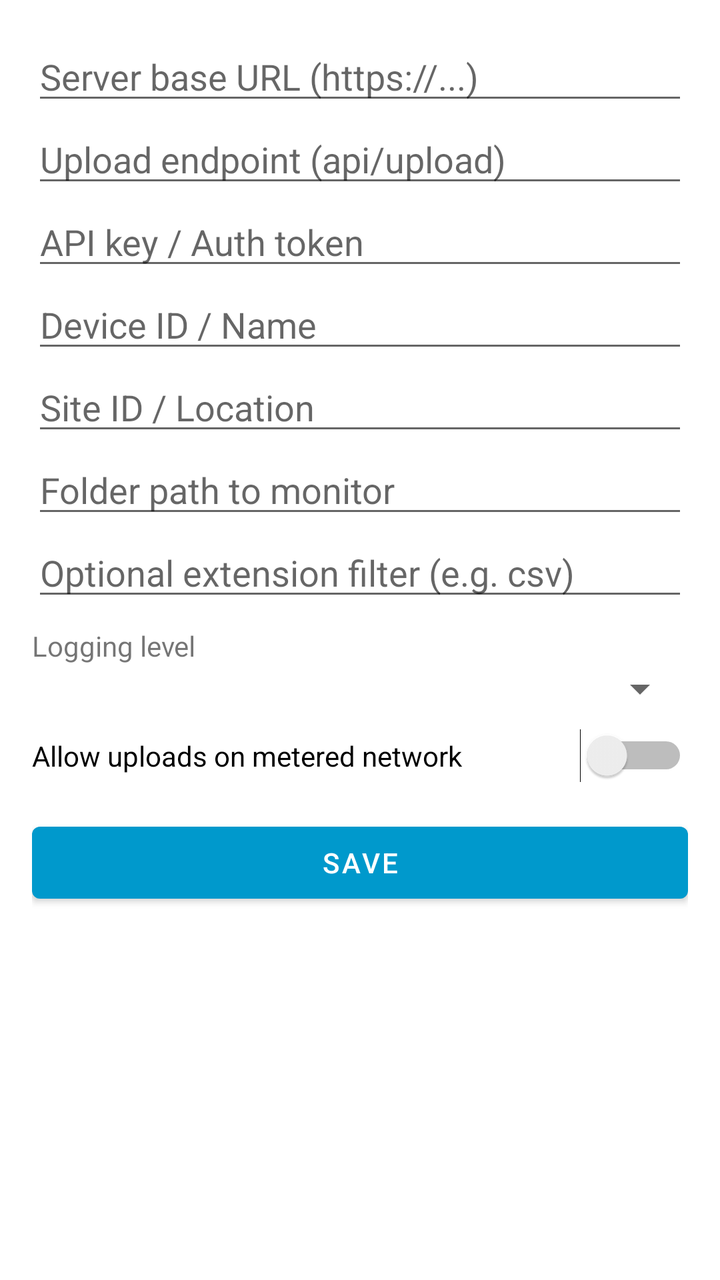
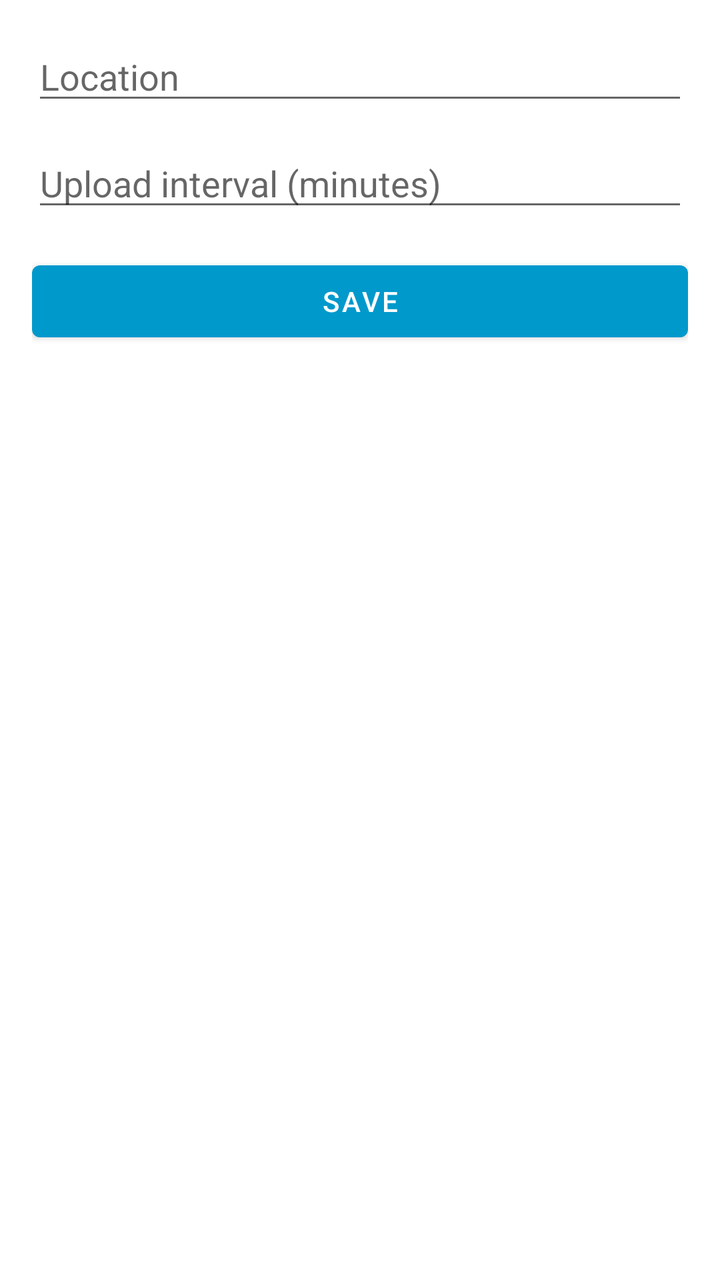

Compare the two renders of this Android layout. The source of the first and the diff that turns it into the second are given below.
<!-- AndroidManifest.xml: application theme Theme.ChicMobile -->
<!-- res/layout/activity_settings.xml -->
<?xml version="1.0" encoding="utf-8"?>
<ScrollView xmlns:android="http://schemas.android.com/apk/res/android"
    android:layout_width="match_parent"
    android:layout_height="match_parent"
    android:padding="16dp">

    <LinearLayout
        android:layout_width="match_parent"
        android:layout_height="wrap_content"
        android:orientation="vertical">

        <EditText
            android:id="@+id/edtServerBaseUrl"
            android:layout_width="match_parent"
            android:layout_height="wrap_content"
            android:hint="Server base URL (https://...)" />

        <EditText
            android:id="@+id/edtUploadEndpoint"
            android:layout_width="match_parent"
            android:layout_height="wrap_content"
            android:hint="Upload endpoint (api/upload)" />

        <EditText
            android:id="@+id/edtToken"
            android:layout_width="match_parent"
            android:layout_height="wrap_content"
            android:hint="API key / Auth token" />

        <EditText
            android:id="@+id/edtDeviceId"
            android:layout_width="match_parent"
            android:layout_height="wrap_content"
            android:hint="Device ID / Name" />

        <EditText
            android:id="@+id/edtSiteId"
            android:layout_width="match_parent"
            android:layout_height="wrap_content"
            android:hint="Site ID / Location" />

        <EditText
            android:id="@+id/edtFolderPath"
            android:layout_width="match_parent"
            android:layout_height="wrap_content"
            android:hint="Folder path to monitor" />

        <EditText
            android:id="@+id/edtExtensionFilter"
            android:layout_width="match_parent"
            android:layout_height="wrap_content"
            android:hint="Optional extension filter (e.g. csv)" />

        <TextView
            android:layout_width="wrap_content"
            android:layout_height="wrap_content"
            android:layout_marginTop="8dp"
            android:text="Logging level" />

        <Spinner
            android:id="@+id/spnLogging"
            android:layout_width="match_parent"
            android:layout_height="wrap_content" />

        <Switch
            android:id="@+id/swAllowMetered"
            android:layout_width="match_parent"
            android:layout_height="wrap_content"
            android:layout_marginTop="8dp"
            android:text="Allow uploads on metered network" />

        <Button
            android:id="@+id/btnSave"
            android:layout_width="match_parent"
            android:layout_height="wrap_content"
            android:layout_marginTop="16dp"
            android:text="Save" />

    </LinearLayout>
</ScrollView>
<!-- resources referenced by this layout -->
<resources>
  <style name="Theme.ChicMobile" parent="Theme.MaterialComponents.DayNight.DarkActionBar">
          <item name="colorPrimary">@android:color/holo_blue_dark</item>
          <item name="colorPrimaryVariant">@android:color/holo_blue_light</item>
          <item name="colorOnPrimary">@android:color/white</item>
          <item name="colorSecondary">@android:color/holo_green_dark</item>
          <item name="colorOnSecondary">@android:color/white</item>
          <item name="android:statusBarColor" tools:targetApi="l">?attr/colorPrimaryVariant</item>
      </style>
</resources>

<!-- the commit's change to res/layout/activity_settings.xml (unified diff, before → after) -->
@@ -10,64 +10,19 @@
         android:orientation="vertical">
 
         <EditText
-            android:id="@+id/edtServerBaseUrl"
-            android:layout_width="match_parent"
-            android:layout_height="wrap_content"
-            android:hint="Server base URL (https://...)" />
-
-        <EditText
-            android:id="@+id/edtUploadEndpoint"
-            android:layout_width="match_parent"
-            android:layout_height="wrap_content"
-            android:hint="Upload endpoint (api/upload)" />
-
-        <EditText
-            android:id="@+id/edtToken"
-            android:layout_width="match_parent"
-            android:layout_height="wrap_content"
-            android:hint="API key / Auth token" />
-
-        <EditText
-            android:id="@+id/edtDeviceId"
-            android:layout_width="match_parent"
-            android:layout_height="wrap_content"
-            android:hint="Device ID / Name" />
-
-        <EditText
             android:id="@+id/edtSiteId"
             android:layout_width="match_parent"
             android:layout_height="wrap_content"
-            android:hint="Site ID / Location" />
+            android:hint="Location"
+            android:inputType="text" />
 
         <EditText
-            android:id="@+id/edtFolderPath"
+            android:id="@+id/edtIntervalMinutes"
             android:layout_width="match_parent"
             android:layout_height="wrap_content"
-            android:hint="Folder path to monitor" />
-
-        <EditText
-            android:id="@+id/edtExtensionFilter"
-            android:layout_width="match_parent"
-            android:layout_height="wrap_content"
-            android:hint="Optional extension filter (e.g. csv)" />
-
-        <TextView
-            android:layout_width="wrap_content"
-            android:layout_height="wrap_content"
-            android:layout_marginTop="8dp"
-            android:text="Logging level" />
-
-        <Spinner
-            android:id="@+id/spnLogging"
-            android:layout_width="match_parent"
-            android:layout_height="wrap_content" />
-
-        <Switch
-            android:id="@+id/swAllowMetered"
-            android:layout_width="match_parent"
-            android:layout_height="wrap_content"
-            android:layout_marginTop="8dp"
-            android:text="Allow uploads on metered network" />
+            android:layout_marginTop="12dp"
+            android:hint="Upload interval (minutes)"
+            android:inputType="number" />
 
         <Button
             android:id="@+id/btnSave"
